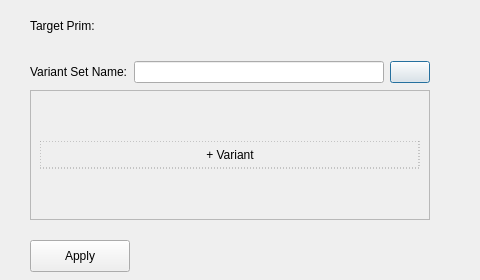
nMDaas/USD_Switchboard, file src/gui.ui: the form before one commit.
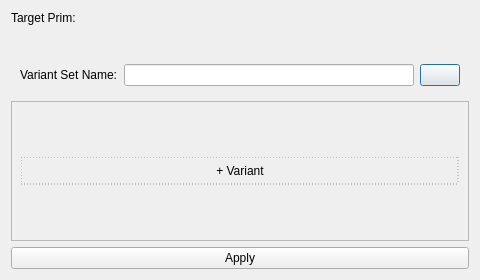
The form after the commit.

Commit message: gui.ui wrapped in vertical layout to fix windows ui issue

```diff
--- a/src/gui.ui
+++ b/src/gui.ui
@@ -16,6 +16,8 @@
             <string>Dialog</string>
         </property>
 
+        <layout class="QVBoxLayout" name="verticalLayout">
+            <item>
         <widget class="QLabel" name="targetPrim">
             <property name="geometry">
                 <rect>
@@ -29,7 +31,9 @@
                 <string>Target Prim: </string>
             </property>
         </widget>
+            </item>
 
+            <item>
         <widget class="QWidget" name="gridLayout_vs_container">
             <property name="geometry">
                 <rect>
@@ -41,7 +45,9 @@
             <layout class="QGridLayout" name="gridLayout_vs_options">
             </layout>
         </widget>
+            </item>
 
+            <item>
         <widget class="QWidget" name="gridLayout_vs_container">
             <property name="geometry">
                 <rect>
@@ -60,10 +66,12 @@
                 <item row="0" column="2">
                     <widget class="QPushButton" name="vs_remove"></widget>
                 </item>
-                
-            </layout>
-        </widget>
+                        
+                    </layout>
+                </widget>
+            </item>
 
+            <item>
          <widget class="QScrollArea" name="scrollArea">
             <property name="geometry">
                 <rect>
@@ -101,20 +109,16 @@
                 </layout>
             </widget>
         </widget>
-
+            </item>
+        
+            <item>
         <widget class="QPushButton" name="final_button">
-            <property name="geometry">
-                <rect>
-                    <x>30</x>
-                    <y>240</y>
-                    <width>100</width>
-                    <height>32</height>
-                </rect>
-            </property>
             <property name="text">
                 <string>Apply</string>
             </property>
         </widget>
+            </item>
+        </layout>
 
     </widget>
 
```
Left out of the diff: 14 changed lines with no effect on the pictures. Lines whose indentation alone changed are shown as unchanged.
